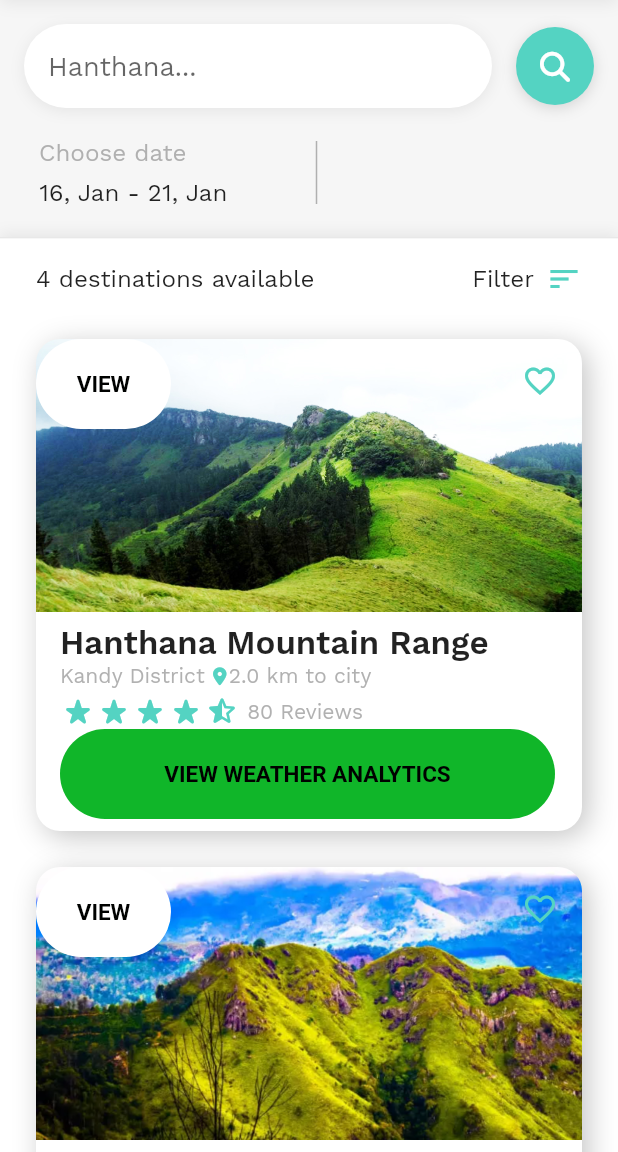
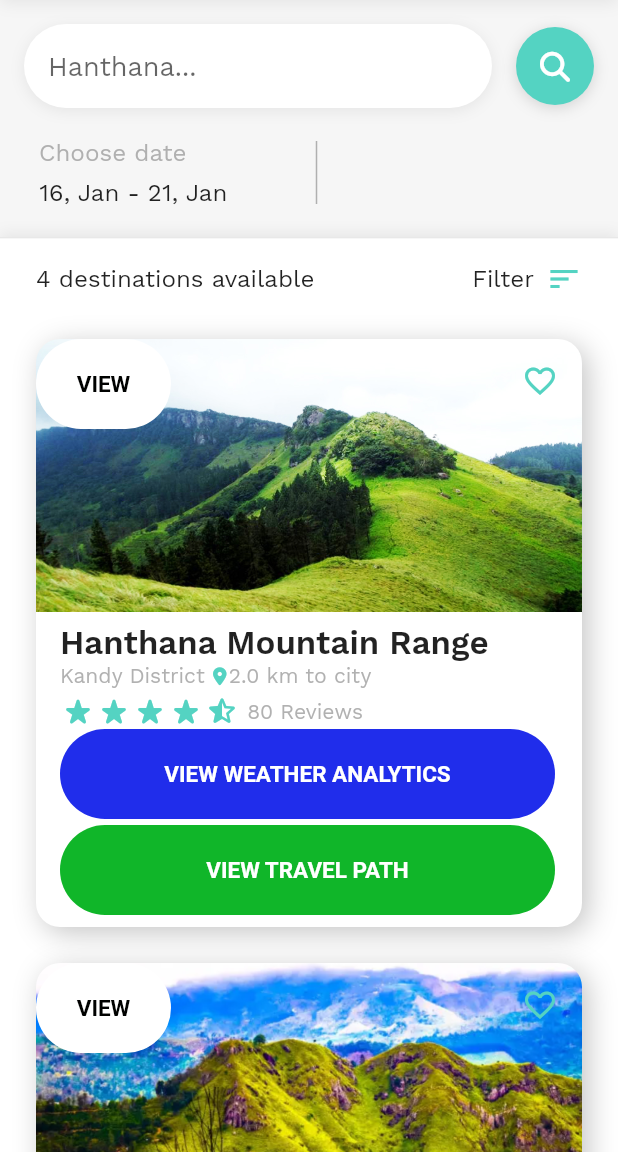
Before and after one commit to cepdnaclk/e18-3yp-Weather-Analytics-And-Travel-Path-Guider, a Flutter app: the HotelHomeScreen screen opened directly, on a phone screen of 412 x 824 dp, the part 84-1236 px from its top. Run offline on Flutter 3.47's test engine with Material 2 defaults, Android fonts, the phone set to English and light mode, and no system bars; drawn by our look-alikes of flutter_rating_bar; our stand-ins replace avatar_glow, device_preview, flutter_screenutil, flutter_svg, font_awesome_flutter, get and 2 more; project files that could hold a hidden picture were left out.

Commit message:
Added VIEW TRAVEL PATH button

```diff
--- a/code/newFrontend/lib/hotel_booking/hotel_list_view.dart
+++ b/code/newFrontend/lib/hotel_booking/hotel_list_view.dart
@@ -178,7 +178,7 @@ class HotelListView extends StatelessWidget {
                                               width: 330,
                                               decoration: BoxDecoration(
                                                 borderRadius: BorderRadius.circular(100.0),
-                                                color: Color.fromRGBO(16, 182, 41, 1),
+                                                color: Color.fromARGB(255, 32, 45, 235),
                                               ),
 
                                               child: Center(
@@ -198,7 +198,7 @@ class HotelListView extends StatelessWidget {
                                                   style: TextStyle(
                                                     fontSize: 15.0,
                                                     fontWeight: FontWeight.bold,
-                                                    color: Color.fromARGB(255, 0, 1, 0),
+                                                    color: Color.fromARGB(255, 255, 255, 255),
 
                                                   ),
                                                 ),
@@ -206,7 +206,44 @@ class HotelListView extends StatelessWidget {
                                               ),
                                             ),
                                             // ###################################################################
+                                             const SizedBox(
+                                                  width: 4,
+                                                  height:4,
+                                                ),
+                                            // ###################################################################
+                                             Container(
+                                              height: 60,
+                                              width: 330,
+                                              decoration: BoxDecoration(
+                                                borderRadius: BorderRadius.circular(100.0),
+                                                color: Color.fromRGBO(16, 182, 41, 1),
+                                              ),
 
+                                              child: Center(
+                                                child: TextButton(
+                                        style: ButtonStyle(
+                                          overlayColor: MaterialStateProperty.resolveWith<Color?>(
+                                            (Set<MaterialState> states) {
+                                              if (states.contains(MaterialState.focused))
+                                                return Colors.red;
+                                              return null; // Defer to the widget's default.
+                                            }
+                                          ),
+                                        ),
+                                        onPressed: hanthana,
+                                        child:  Text(
+                                                  'VIEW TRAVEL PATH',
+                                                  style: TextStyle(
+                                                    fontSize: 15.0,
+                                                    fontWeight: FontWeight.bold,
+                                                    color: Color.fromARGB(255, 255, 255, 255),
+
+                                                  ),
+                                                ),
+                                              )
+                                              ),
+                                            ),
+                                            // ###################################################################
                                           ],
                                           // --------------------------------------------------------------------
 
```
